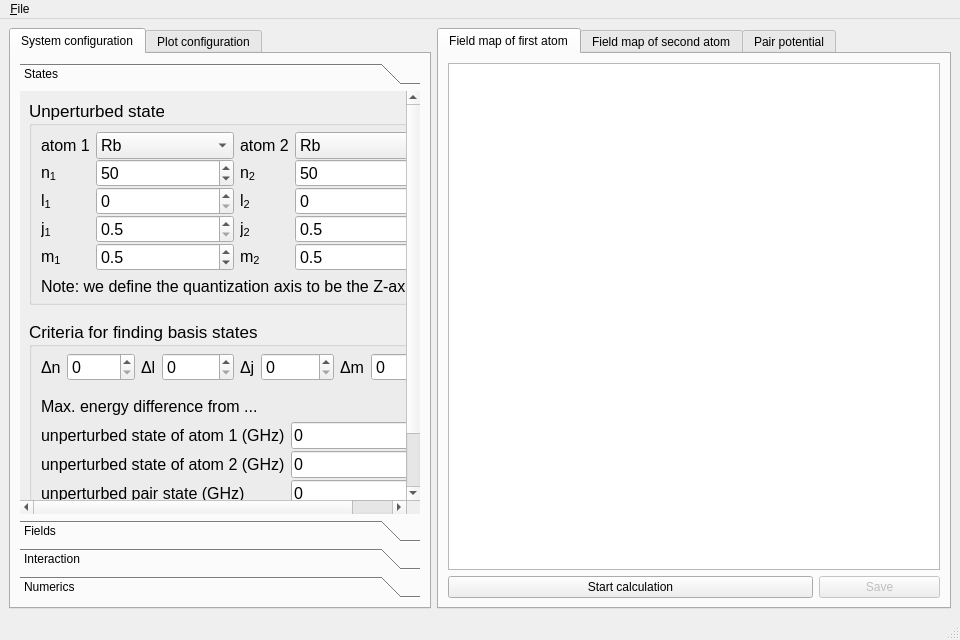
Above: gui2/plotter.ui from pairinteraction/pairinteraction before the change. Below: the same form after it.
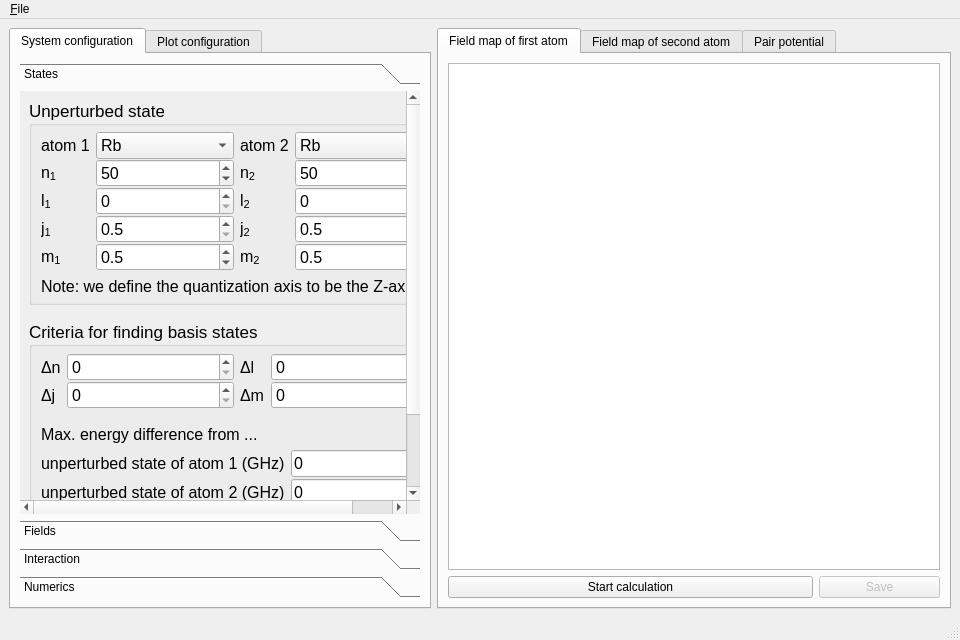
That is the form after the change. Custom widgets are drawn as their Qt base class.

Commit message: Reduce width of toolbox

```diff
--- a/gui2/plotter.ui
+++ b/gui2/plotter.ui
@@ -66,7 +66,7 @@
              <x>0</x>
              <y>0</y>
              <width>400</width>
-             <height>470</height>
+             <height>494</height>
             </rect>
            </property>
            <attribute name="label">
@@ -638,7 +638,7 @@
                    <property name="verticalSpacing">
                     <number>0</number>
                    </property>
-                   <item row="1" column="0">
+                   <item row="2" column="0">
                     <widget class="QLabel" name="label_9">
                      <property name="font">
                       <font>
@@ -653,17 +653,59 @@
                      </property>
                     </widget>
                    </item>
-                   <item row="1" column="1">
+                   <item row="2" column="1">
                     <widget class="QSpinBox" name="spinbox_system_deltaN">
                      <property name="sizePolicy">
-                      <sizepolicy hsizetype="Expanding" vsizetype="Fixed">
+                      <sizepolicy hsizetype="MinimumExpanding" vsizetype="Fixed">
                        <horstretch>0</horstretch>
                        <verstretch>0</verstretch>
                       </sizepolicy>
                      </property>
                      <property name="minimumSize">
                       <size>
-                       <width>40</width>
+                       <width>0</width>
+                       <height>0</height>
+                      </size>
+                     </property>
+                     <property name="font">
+                      <font>
+                       <pointsize>12</pointsize>
+                      </font>
+                     </property>
+                     <property name="maximum">
+                      <number>99</number>
+                     </property>
+                     <property name="value">
+                      <number>0</number>
+                     </property>
+                    </widget>
+                   </item>
+                   <item row="3" column="0">
+                    <widget class="QLabel" name="label_12">
+                     <property name="font">
+                      <font>
+                       <pointsize>12</pointsize>
+                      </font>
+                     </property>
+                     <property name="text">
+                      <string>Δj</string>
+                     </property>
+                     <property name="textFormat">
+                      <enum>Qt::AutoText</enum>
+                     </property>
+                    </widget>
+                   </item>
+                   <item row="3" column="1">
+                    <widget class="QSpinBox" name="spinbox_system_deltaJ">
+                     <property name="sizePolicy">
+                      <sizepolicy hsizetype="MinimumExpanding" vsizetype="Fixed">
+                       <horstretch>0</horstretch>
+                       <verstretch>0</verstretch>
+                      </sizepolicy>
+                     </property>
+                     <property name="minimumSize">
+                      <size>
+                       <width>0</width>
                        <height>0</height>
                       </size>
                      </property>
@@ -714,14 +756,14 @@
                    <item row="1" column="1">
                     <widget class="QSpinBox" name="spinbox_system_deltaL">
                      <property name="sizePolicy">
-                      <sizepolicy hsizetype="Expanding" vsizetype="Fixed">
+                      <sizepolicy hsizetype="MinimumExpanding" vsizetype="Fixed">
                        <horstretch>0</horstretch>
                        <verstretch>0</verstretch>
                       </sizepolicy>
                      </property>
                      <property name="minimumSize">
                       <size>
-                       <width>40</width>
+                       <width>0</width>
                        <height>0</height>
                       </size>
                      </property>
@@ -738,81 +780,7 @@
                      </property>
                     </widget>
                    </item>
-                  </layout>
-                 </item>
-                 <item>
-                  <layout class="QFormLayout" name="formLayout_7">
-                   <property name="fieldGrowthPolicy">
-                    <enum>QFormLayout::ExpandingFieldsGrow</enum>
-                   </property>
-                   <property name="labelAlignment">
-                    <set>Qt::AlignLeading|Qt::AlignLeft|Qt::AlignVCenter</set>
-                   </property>
-                   <property name="formAlignment">
-                    <set>Qt::AlignLeading|Qt::AlignLeft|Qt::AlignTop</set>
-                   </property>
-                   <property name="verticalSpacing">
-                    <number>0</number>
-                   </property>
-                   <item row="1" column="0">
-                    <widget class="QLabel" name="label_12">
-                     <property name="font">
-                      <font>
-                       <pointsize>12</pointsize>
-                      </font>
-                     </property>
-                     <property name="text">
-                      <string>Δj</string>
-                     </property>
-                     <property name="textFormat">
-                      <enum>Qt::AutoText</enum>
-                     </property>
-                    </widget>
-                   </item>
-                   <item row="1" column="1">
-                    <widget class="QSpinBox" name="spinbox_system_deltaJ">
-                     <property name="sizePolicy">
-                      <sizepolicy hsizetype="Expanding" vsizetype="Fixed">
-                       <horstretch>0</horstretch>
-                       <verstretch>0</verstretch>
-                      </sizepolicy>
-                     </property>
-                     <property name="minimumSize">
-                      <size>
-                       <width>40</width>
-                       <height>0</height>
-                      </size>
-                     </property>
-                     <property name="font">
-                      <font>
-                       <pointsize>12</pointsize>
-                      </font>
-                     </property>
-                     <property name="maximum">
-                      <number>99</number>
-                     </property>
-                     <property name="value">
-                      <number>0</number>
-                     </property>
-                    </widget>
-                   </item>
-                  </layout>
-                 </item>
-                 <item>
-                  <layout class="QFormLayout" name="formLayout_2">
-                   <property name="fieldGrowthPolicy">
-                    <enum>QFormLayout::ExpandingFieldsGrow</enum>
-                   </property>
-                   <property name="labelAlignment">
-                    <set>Qt::AlignLeading|Qt::AlignLeft|Qt::AlignVCenter</set>
-                   </property>
-                   <property name="formAlignment">
-                    <set>Qt::AlignLeading|Qt::AlignLeft|Qt::AlignTop</set>
-                   </property>
-                   <property name="verticalSpacing">
-                    <number>0</number>
-                   </property>
-                   <item row="1" column="0">
+                   <item row="2" column="0">
                     <widget class="QLabel" name="label_13">
                      <property name="font">
                       <font>
@@ -827,17 +795,17 @@
                      </property>
                     </widget>
                    </item>
-                   <item row="1" column="1">
+                   <item row="2" column="1">
                     <widget class="QSpinBox" name="spinbox_system_deltaM">
                      <property name="sizePolicy">
-                      <sizepolicy hsizetype="Expanding" vsizetype="Fixed">
+                      <sizepolicy hsizetype="MinimumExpanding" vsizetype="Fixed">
                        <horstretch>0</horstretch>
                        <verstretch>0</verstretch>
                       </sizepolicy>
                      </property>
                      <property name="minimumSize">
                       <size>
-                       <width>40</width>
+                       <width>0</width>
                        <height>0</height>
                       </size>
                      </property>
@@ -1070,7 +1038,7 @@
             <rect>
              <x>0</x>
              <y>0</y>
-             <width>450</width>
+             <width>400</width>
              <height>390</height>
             </rect>
            </property>
@@ -1462,7 +1430,7 @@
             <rect>
              <x>0</x>
              <y>0</y>
-             <width>450</width>
+             <width>400</width>
              <height>390</height>
             </rect>
            </property>
@@ -1707,7 +1675,7 @@
             <rect>
              <x>0</x>
              <y>0</y>
-             <width>450</width>
+             <width>400</width>
              <height>390</height>
             </rect>
            </property>
@@ -1926,7 +1894,7 @@
                       </font>
                      </property>
                      <property name="text">
-                      <string>min. energy (GHz)</string>
+                      <string>minimum (GHz)</string>
                      </property>
                      <property name="textFormat">
                       <enum>Qt::AutoText</enum>
@@ -1984,7 +1952,7 @@
                       </font>
                      </property>
                      <property name="text">
-                      <string>max. energy (GHz)</string>
+                      <string>maximum (GHz)</string>
                      </property>
                      <property name="textFormat">
                       <enum>Qt::AutoText</enum>
```
The commit also changes 1 other file.
